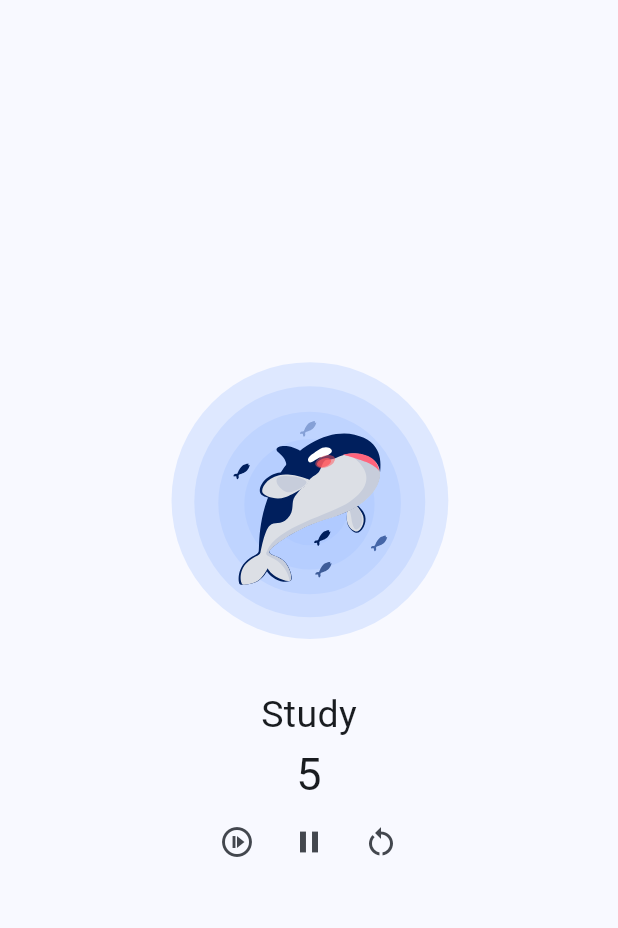
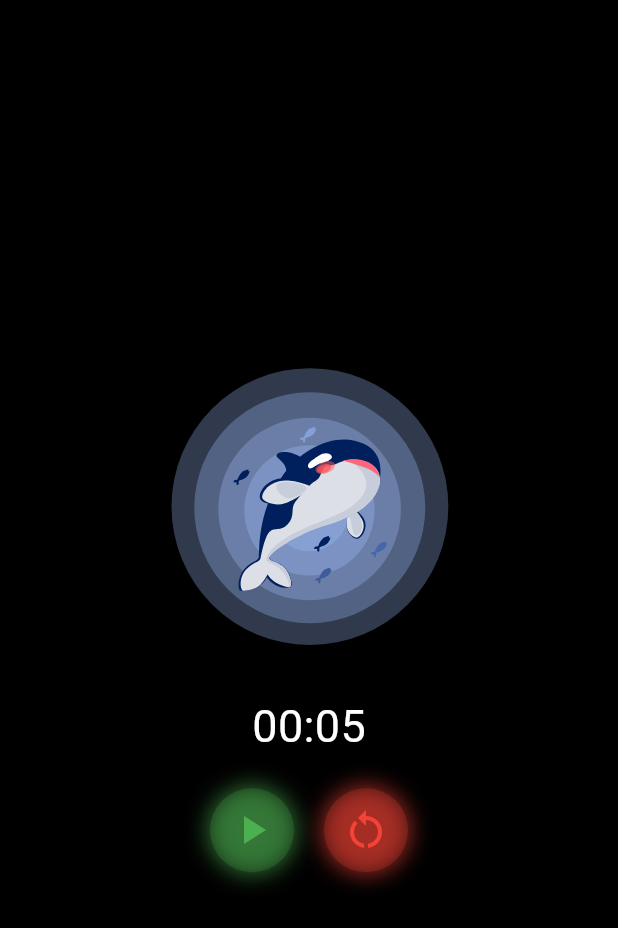
Before and after one commit to coding-sensei-class/coding-sensei-timer, a Flutter app: the screen it shows after launch, on a phone screen of 412 x 824 dp. Shown: the top 928 px of the screen. Run offline on Flutter 3.47's test engine with Material 3 defaults, Android fonts, the phone set to English and light mode, and no system bars; our stand-ins replace flutter_riverpod, lottie.

Commit message:
버튼 위젯화 및 음악 기능 삭제

```diff
--- a/lib/main.dart
+++ b/lib/main.dart
@@ -18,7 +18,8 @@ class MyApp extends StatelessWidget {
     return MaterialApp(
       title: 'Flutter Demo',
       theme: ThemeData(
-        // 테마! 스타일, 색상, 폰트 등을 설정
+        // 테마! 스타일, 색상, 폰트 등을 설정\
+        scaffoldBackgroundColor: Colors.black,
         colorScheme: ColorScheme.fromSeed(seedColor: Colors.blue),
         useMaterial3: true,
       ),
--- a/lib/ui/screens/timer_screen.dart
+++ b/lib/ui/screens/timer_screen.dart
@@ -1,9 +1,10 @@
 import 'package:flutter/material.dart';
 import 'package:flutter_riverpod/flutter_riverpod.dart';
 import 'package:timer/ui/providers/lottie_provider.dart';
-import 'package:timer/ui/providers/music_provider.dart';
 import 'package:timer/ui/providers/timer_provider.dart';
 import 'package:timer/ui/widgets/lottie_animation_widget.dart';
+import 'package:timer/ui/widgets/timer_control_buttons.dart';
+import 'package:timer/ui/widgets/timer_time_text.dart';
 
 /// TimerScreen : 뽀모도로 타이머 화면
 class TimerScreen extends ConsumerWidget {
@@ -13,25 +14,13 @@ class TimerScreen extends ConsumerWidget {
   @override
   Widget build(BuildContext context, WidgetRef ref) {
     final timerState = ref.watch(timerNotifierProvider);
-    final timerNotifier = ref.read(timerNotifierProvider.notifier);
     final lottieState = ref.watch(lottieNotifierProvider);
     final lottieNotifier = ref.read(lottieNotifierProvider.notifier);
-    final musicNotifier = ref.read(musicNotifierProvider.notifier);
 
     /// 타이머 상태가 변경될 때마다 로티 상태와 음악 상태도 업데이트
     ref.listen(timerNotifierProvider, (previous, current) {
       lottieNotifier.setPhase(current.isStudyPhase);
       lottieNotifier.toggleAnimation(current.isRunning);
-      musicNotifier.toggleAnimation(current.isRunning);
-    });
-
-    ref.listen(musicNotifierProvider, (previous, current) {
-      if (current.isRunning) {
-        musicNotifier.play();
-      }
-      if (!current.isRunning) {
-        musicNotifier.stop();
-      }
     });
 
     return Scaffold(
@@ -48,31 +37,9 @@ class TimerScreen extends ConsumerWidget {
                   afterImage: 'assets/pig.json',
                 ),
                 const SizedBox(height: 20),
-                Text(
-                  timerState.isStudyPhase ? 'Study' : 'Rest',
-                  style: const TextStyle(fontSize: 25),
-                ),
-                Text(
-                  timerState.currentTime.toString(),
-                  style: const TextStyle(fontSize: 30),
-                ),
-                Row(
-                  mainAxisAlignment: MainAxisAlignment.center,
-                  children: [
-                    IconButton(
-                      onPressed: timerNotifier.startTimer,
-                      icon: const Icon(Icons.not_started_outlined),
-                    ),
-                    IconButton(
-                      onPressed: timerNotifier.pauseTimer,
-                      icon: const Icon(Icons.pause),
-                    ),
-                    IconButton(
-                      onPressed: timerNotifier.resetTimer,
-                      icon: const Icon(Icons.restart_alt),
-                    ),
-                  ],
-                ),
+                TimerTimeText(currentTime: timerState.currentTime),
+                const SizedBox(height: 20),
+                const ControlButtons(),
               ],
             ),
           ),
--- /dev/null
+++ b/lib/ui/widgets/timer_control_buttons.dart
@@ -0,0 +1,72 @@
+import 'package:flutter/material.dart';
+import 'package:flutter_riverpod/flutter_riverpod.dart';
+import 'package:timer/ui/providers/timer_provider.dart';
+
+/// ControlButtons : 타이머 컨트롤 버튼을 나타내는 위젯
+class ControlButtons extends ConsumerWidget {
+  /// 생성자
+  const ControlButtons({super.key});
+
+  @override
+  Widget build(BuildContext context, WidgetRef ref) {
+    final timerState = ref.watch(timerNotifierProvider);
+    final timerNotifier = ref.read(timerNotifierProvider.notifier);
+
+    return Row(
+      mainAxisAlignment: MainAxisAlignment.center,
+      children: [
+        // Timer Control Buttons
+        _buildNeonButton(
+          icon: timerState.isRunning ? Icons.pause : Icons.play_arrow,
+          color: Colors.green,
+          onPressed:
+              timerState.isRunning
+                  ? timerNotifier.pauseTimer
+                  : timerNotifier.startTimer,
+        ),
+        const SizedBox(width: 20),
+        _buildNeonButton(
+          icon: Icons.restart_alt,
+          color: Colors.red,
+          onPressed: () {
+            timerNotifier.resetTimer();
+          },
+        ),
+      ],
+    );
+  }
+
+  Widget _buildNeonButton({
+    required IconData icon,
+    required Color color,
+    required VoidCallback onPressed,
+  }) {
+    return Container(
+      decoration: BoxDecoration(
+        shape: BoxShape.circle,
+        boxShadow: [
+          BoxShadow(
+            color: color.withOpacity(0.6),
+            blurRadius: 12,
+            spreadRadius: 2,
+          ),
+        ],
+      ),
+      child: Material(
+        color: Colors.transparent,
+        child: InkWell(
+          onTap: onPressed,
+          customBorder: const CircleBorder(),
+          child: Container(
+            padding: const EdgeInsets.all(12),
+            decoration: BoxDecoration(
+              shape: BoxShape.circle,
+              color: color.withOpacity(0.2),
+            ),
+            child: Icon(icon, color: color, size: 32),
+          ),
+        ),
+      ),
+    );
+  }
+}
--- /dev/null
+++ b/lib/ui/widgets/timer_time_text.dart
@@ -0,0 +1,25 @@
+import 'package:flutter/material.dart';
+
+/// TimerTimeText : 타이머 시간을 표시하는 위젯
+class TimerTimeText extends StatelessWidget {
+  /// 현재시각을 나타내는 값
+  final int currentTime;
+
+  /// 생성자
+  const TimerTimeText({super.key, required this.currentTime});
+
+  @override
+  Widget build(BuildContext context) {
+    return Text(
+      _convertTime(currentTime),
+      style: const TextStyle(fontSize: 30, color: Colors.white),
+    );
+  }
+
+  // 시간을 00:00 형태로 변환시키는 함수
+  String _convertTime(int time) {
+    final minutes = time ~/ 60;
+    final seconds = time % 60;
+    return '${minutes.toString().padLeft(2, '0')}:${seconds.toString().padLeft(2, '0')}';
+  }
+}
```
Also changed, not shown: lib/ui/providers/music_provider.dart (deleted, +0 -47 lines).
